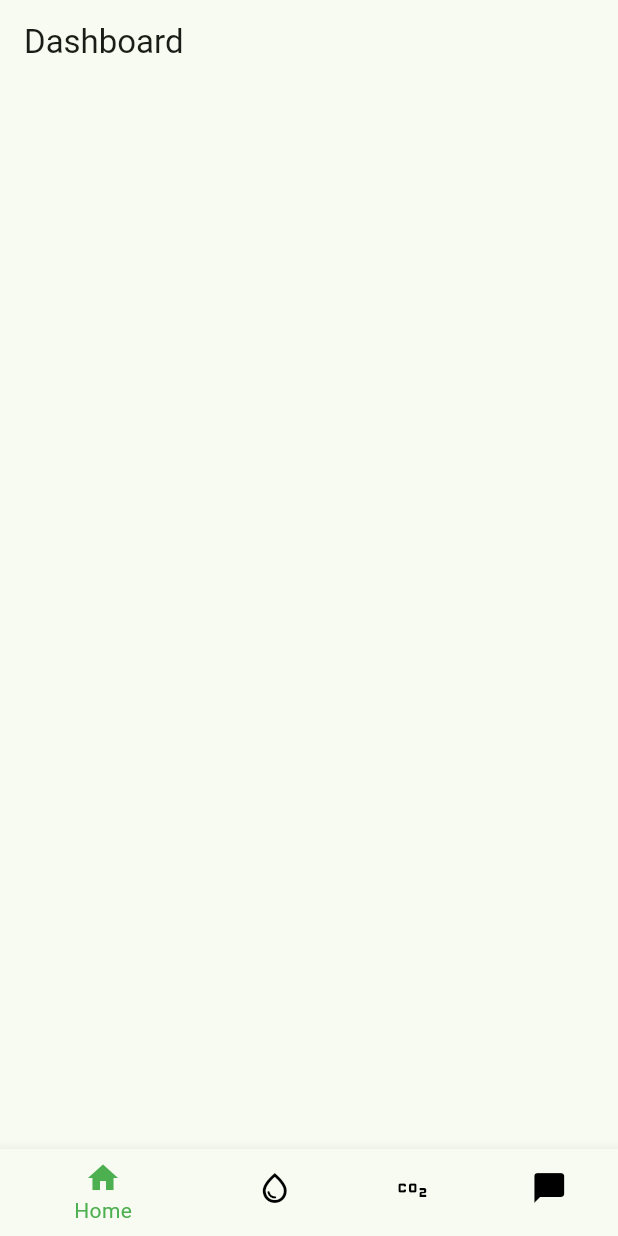
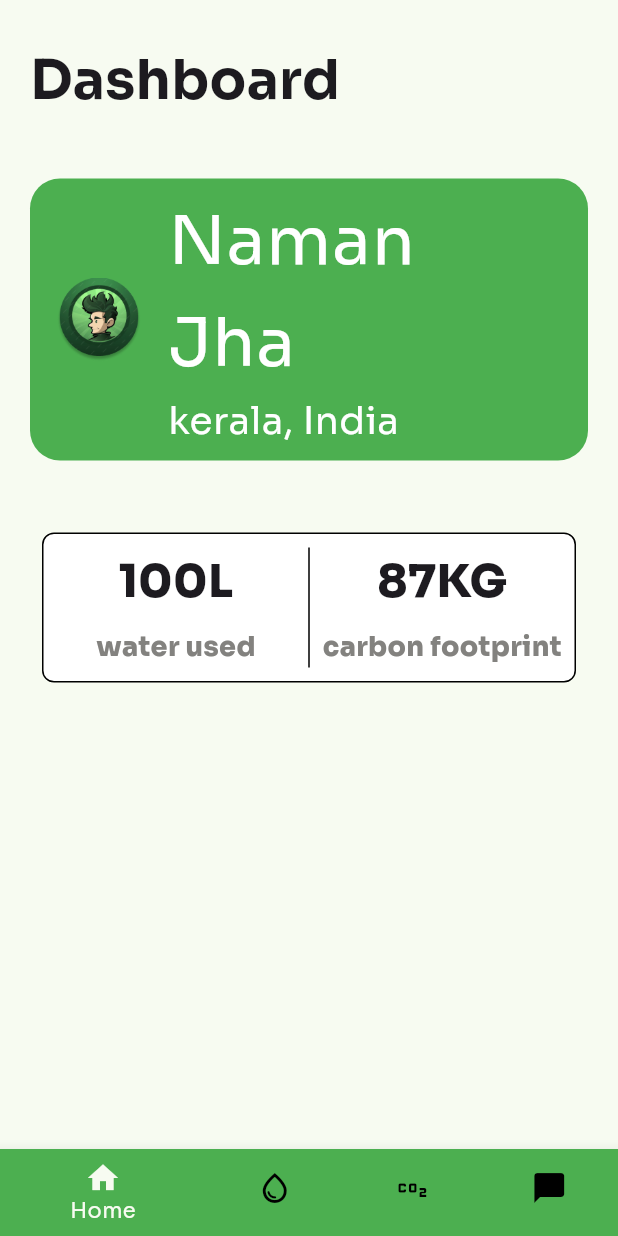
Before and after one commit to aravindr001/sprinkle_and_sprout, a Flutter app: the screen it shows after launch, after a tap on "Get Started", after a tap on "Sign In Now", on a phone screen of 412 x 824 dp. Run offline on Flutter 3.47's test engine with Material 3 defaults, Android fonts, the phone set to English and light mode, and no system bars; our stand-ins replace firebase_auth, firebase_core, get, google_fonts, google_sign_in; missing offline and left inert: flutter_charts; accounts and stored records are empty.

Commit message:
on the way

```diff
--- a/lib/main.dart
+++ b/lib/main.dart
@@ -1,6 +1,7 @@
 import 'package:firebase_core/firebase_core.dart';
 import 'package:flutter/material.dart';
 import 'package:get/route_manager.dart';
+import 'package:google_fonts/google_fonts.dart';
 import 'package:sprinkle_and_sprout/screens/splash.dart';
 
 void main() async {
@@ -20,6 +21,9 @@ class MyApp extends StatelessWidget {
     return GetMaterialApp(
       debugShowCheckedModeBanner: false,
       theme: ThemeData(
+        textTheme: GoogleFonts.soraTextTheme(
+          Theme.of(context).textTheme,
+        ),
         colorScheme: ColorScheme.fromSeed(seedColor: Colors.green),
         useMaterial3: true,
         bottomNavigationBarTheme: const BottomNavigationBarThemeData(
--- a/lib/pages/footprint_page.dart
+++ b/lib/pages/footprint_page.dart
@@ -27,14 +27,14 @@ class FootPrint extends StatelessWidget {
     return Scaffold(
       appBar: AppBar(
         centerTitle: true,
-        title: Column(
+        title: const Column(
           mainAxisSize: MainAxisSize.min, // Minimizes the size of the column
           crossAxisAlignment: CrossAxisAlignment.start,
           children: [
             SizedBox(
               height: 50,
             ),
-            const Text(
+            Text(
               'Daily Carbon Consumption',
               style: TextStyle(fontSize: 30, fontWeight: FontWeight.bold),
             ),
--- a/lib/pages/home_page.dart
+++ b/lib/pages/home_page.dart
@@ -1,19 +1,138 @@
 import 'package:flutter/material.dart';
+import 'package:flutter_charts/flutter_charts.dart' as charts;
+
 
 class HomeScreen extends StatelessWidget {
   const HomeScreen({Key? key}) : super(key: key);
 
   @override
   Widget build(BuildContext context) {
-    return Scaffold(
-      appBar: AppBar(title: const Text("Dashboard")),
-      body: SingleChildScrollView(
+    return  const Scaffold(
+      body: SafeArea(
+        child: SingleChildScrollView(
+          child: Padding(
+            padding: const EdgeInsets.only(top: 28.0, left: 20,right :20),
+            child: Column(
+              children: [
+                const Align(
+                  alignment: Alignment.centerLeft,
+                  child: DashboardTxt(),
+                ),
+                const SizedBox(height: 40,),
+                const UserDetails(),
+                const SizedBox(height: 40,),
+                const WaterAndCarbonMonitor(),
 
-        child: Column(
-
+              ],
+            ),
+          ),
         ),
       ),
-
     );
   }
 }
+
+class WaterAndCarbonMonitor extends StatelessWidget {
+  const WaterAndCarbonMonitor({
+    super.key,
+  });
+
+  final double height = 100;
+
+  @override
+  Widget build(BuildContext context) {
+    return Padding(
+      padding: const EdgeInsets.all(8.0),
+      child: Container(
+        height: height,
+        decoration: BoxDecoration(
+          borderRadius: BorderRadius.circular(8),
+          border: Border.all(color: Colors.black),
+          color: Colors.white,
+        ),
+        child: Row(
+          children: [
+            const Monitoring(text1: '100L', text2: 'water used'),
+            Container(
+              width: 1,
+              height: height - 20 ,
+              color: Colors.black,
+            ),
+            const Monitoring(text1: '87KG', text2: 'carbon footprint'),
+          ],
+        ),
+      ),
+    );
+  }
+}
+
+class Monitoring extends StatelessWidget {
+  final String text1;
+  final String text2;
+
+
+  const Monitoring({
+    super.key,
+    required this.text1,
+    required this.text2
+  });
+
+  @override
+  Widget build(BuildContext context) {
+    return Expanded(
+      child: Center(
+        child: Column(
+          mainAxisAlignment: MainAxisAlignment.spaceEvenly,
+          children: [
+            Text(text1, style: const TextStyle(fontSize: 30, fontWeight: FontWeight.w900)),
+            Text(text2, style: const TextStyle(
+              color: Color.fromARGB(255, 131, 130, 127),
+                    fontSize: 18, fontWeight: FontWeight.w900))
+          ],),
+        // color: Colors.red,
+      ),
+    );
+  }
+}
+
+class DashboardTxt extends StatelessWidget {
+  const DashboardTxt({
+    super.key,
+  });
+
+  @override
+  Widget build(BuildContext context) {
+    return const Text(
+      "Dashboard",
+      style: TextStyle(fontSize: 36, fontWeight: FontWeight.bold),
+    );
+  }
+}
+
+class UserDetails extends StatelessWidget {
+  const UserDetails({
+    super.key,
+  });
+
+  @override
+  Widget build(BuildContext context) {
+    return Container(
+      decoration: BoxDecoration(
+        color: Colors.green,
+        borderRadius: BorderRadius.circular(20),
+      ),
+
+      child: ListTile(
+        title: const Text("Naman Jha",style: TextStyle(fontSize: 45, color: Colors.white),),
+        subtitle: const Text("kerala, India",
+          style: TextStyle(fontSize: 25, color: Colors.white),
+        ),
+        leading: Image.asset(
+          "assets/images/usr.png",
+          width: 60,
+          height: 60,
+        ),
+      ),
+    );
+  }
+}
--- a/lib/screens/main_screen.dart
+++ b/lib/screens/main_screen.dart
@@ -26,14 +26,19 @@ class HomePage extends StatelessWidget {
       ),
       bottomNavigationBar: Obx(
         () {
-          return BottomNavigationBarTheme(
-            data: const BottomNavigationBarThemeData(
-              backgroundColor: Colors.black,
-              selectedItemColor:Colors.green,
-              unselectedItemColor: Colors.black
-            ),
+          return Theme(
+            data: Theme.of(context).copyWith(
+                // sets the background color of the `BottomNavigationBar`
+                canvasColor: Colors.green,
+                // sets the active color of the `BottomNavigationBar` if `Brightness` is light
+                // primaryColor: Colors.red,
+                textTheme: Theme.of(context)
+                    .textTheme
+                    // .copyWith(bodySmall: const TextStyle(color: Colors.yellow))
+                    ),
             child: BottomNavigationBar(
-              backgroundColor: Colors.green,
+              unselectedItemColor: Colors.black,
+              // backgroundColor: Colors.green,
               currentIndex: selectedIndex.index.value,
               onTap: (index) => selectedIndex.change(index),
               items:  [
@@ -42,6 +47,7 @@ class HomePage extends StatelessWidget {
                 _buildBottomNavItem(Icons.co2, 'FootPrint'),
                 _buildBottomNavItem(Icons.chat_bubble, 'AI'),
               ],
+              type: BottomNavigationBarType.shifting, // This line makes the bottom navigation bar floating
 
 
             ),
--- a/pubspec.yaml
+++ b/pubspec.yaml
@@ -33,6 +33,7 @@ dependencies:
   firebase_core: ^3.3.0
   flutter:
     sdk: flutter
+  flutter_charts: ^0.5.2
   get: ^4.6.6
   google_fonts: ^6.2.1
   google_sign_in: ^6.2.1
```
Also changed, not shown: assets/images/usr.png (added), pubspec.lock.
